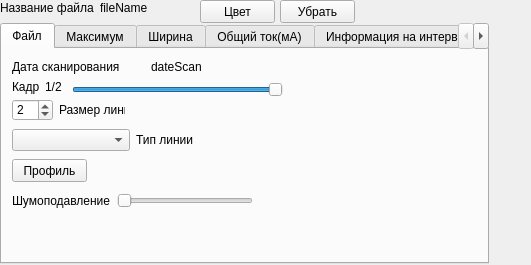
Qt form profileinfoblock.ui (Tima45/ProfileMultyDraw) before a commit.
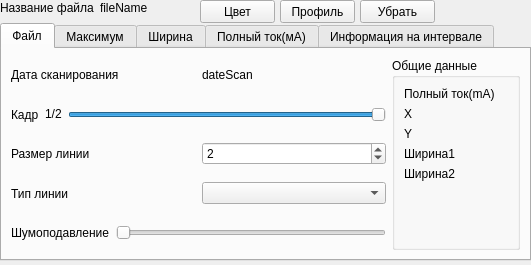
The same form after that commit.

Commit message: 2.4.1 Добавил панель общих данных в UI. Ошибки при чтении. Фиксы.

The edit to the form file:
```diff
--- a/profileinfoblock.ui
+++ b/profileinfoblock.ui
@@ -40,8 +40,8 @@
     <rect>
      <x>0</x>
      <y>23</y>
-     <width>489</width>
-     <height>241</height>
+     <width>531</width>
+     <height>238</height>
     </rect>
    </property>
    <property name="sizePolicy">
@@ -60,194 +60,377 @@
     <attribute name="title">
      <string>Файл</string>
     </attribute>
-    <widget class="QWidget" name="layoutWidget">
-     <property name="geometry">
-      <rect>
-       <x>10</x>
-       <y>30</y>
-       <width>50</width>
-       <height>16</height>
-      </rect>
-     </property>
-     <layout class="QHBoxLayout" name="horizontalLayout">
-      <item>
-       <widget class="QLabel" name="label">
-        <property name="sizePolicy">
-         <sizepolicy hsizetype="Minimum" vsizetype="Maximum">
-          <horstretch>0</horstretch>
-          <verstretch>0</verstretch>
-         </sizepolicy>
-        </property>
-        <property name="text">
-         <string>Кадр</string>
-        </property>
-       </widget>
-      </item>
-      <item>
-       <widget class="QLabel" name="frameNumberLabel">
-        <property name="sizePolicy">
-         <sizepolicy hsizetype="Minimum" vsizetype="Maximum">
-          <horstretch>0</horstretch>
-          <verstretch>0</verstretch>
-         </sizepolicy>
-        </property>
-        <property name="text">
-         <string>1/2</string>
-        </property>
-       </widget>
-      </item>
-     </layout>
-    </widget>
-    <widget class="QSlider" name="frameSlider">
-     <property name="geometry">
-      <rect>
-       <x>70</x>
-       <y>30</y>
-       <width>211</width>
-       <height>22</height>
-      </rect>
-     </property>
-     <property name="toolTip">
-      <string>&lt;html&gt;&lt;head/&gt;&lt;body&gt;&lt;p&gt;Переключение между кадрами.&lt;/p&gt;&lt;/body&gt;&lt;/html&gt;</string>
-     </property>
-     <property name="maximum">
-      <number>1</number>
-     </property>
-     <property name="value">
-      <number>1</number>
-     </property>
-     <property name="orientation">
-      <enum>Qt::Horizontal</enum>
-     </property>
-    </widget>
-    <widget class="QWidget" name="layoutWidget">
-     <property name="geometry">
-      <rect>
-       <x>10</x>
-       <y>10</y>
-       <width>271</width>
-       <height>16</height>
-      </rect>
-     </property>
-     <layout class="QHBoxLayout" name="horizontalLayout_3">
-      <item>
-       <widget class="QLabel" name="label_3">
-        <property name="text">
-         <string>Дата сканирования</string>
-        </property>
-       </widget>
-      </item>
-      <item>
-       <widget class="QLabel" name="scanDateLabel">
-        <property name="text">
-         <string>dateScan</string>
-        </property>
-        <property name="textInteractionFlags">
-         <set>Qt::LinksAccessibleByMouse|Qt::TextSelectableByKeyboard|Qt::TextSelectableByMouse</set>
-        </property>
-       </widget>
-      </item>
-     </layout>
-    </widget>
-    <widget class="QPushButton" name="pushButton_2">
-     <property name="geometry">
-      <rect>
-       <x>10</x>
-       <y>110</y>
-       <width>75</width>
-       <height>23</height>
-      </rect>
-     </property>
-     <property name="toolTip">
-      <string>&lt;html&gt;&lt;head/&gt;&lt;body&gt;&lt;p&gt;Оторбажение профиля пучка.&lt;br/&gt;В качестве профиля берется простое переможение значений тока с двух ножек, с учетом их геометрии движения.&lt;/p&gt;&lt;/body&gt;&lt;/html&gt;</string>
-     </property>
-     <property name="text">
-      <string>Профиль</string>
-     </property>
-    </widget>
-    <widget class="QWidget" name="layoutWidget">
-     <property name="geometry">
-      <rect>
-       <x>10</x>
-       <y>50</y>
-       <width>113</width>
-       <height>22</height>
-      </rect>
-     </property>
-     <layout class="QHBoxLayout" name="horizontalLayout_20">
-      <item>
-       <widget class="QSpinBox" name="sizeBox">
-        <property name="minimum">
-         <number>1</number>
-        </property>
-        <property name="value">
-         <number>2</number>
-        </property>
-       </widget>
-      </item>
-      <item>
-       <widget class="QLabel" name="label_26">
-        <property name="text">
-         <string>Размер линии</string>
-        </property>
-       </widget>
-      </item>
-     </layout>
-    </widget>
-    <widget class="QWidget" name="layoutWidget">
-     <property name="geometry">
-      <rect>
-       <x>10</x>
-       <y>80</y>
-       <width>241</width>
-       <height>22</height>
-      </rect>
-     </property>
-     <layout class="QHBoxLayout" name="horizontalLayout_21">
-      <item>
-       <widget class="QComboBox" name="lineTypeBox"/>
-      </item>
-      <item>
-       <widget class="QLabel" name="label_27">
-        <property name="text">
-         <string>Тип линии</string>
-        </property>
-       </widget>
-      </item>
-     </layout>
-    </widget>
-    <widget class="QWidget" name="layoutWidget">
-     <property name="geometry">
-      <rect>
-       <x>10</x>
-       <y>140</y>
-       <width>241</width>
-       <height>24</height>
-      </rect>
-     </property>
-     <layout class="QHBoxLayout" name="horizontalLayout_25">
-      <item>
-       <widget class="QLabel" name="label_28">
-        <property name="text">
-         <string>Шумоподавление</string>
-        </property>
-       </widget>
-      </item>
-      <item>
-       <widget class="QSlider" name="noiseReductionSlider">
-        <property name="toolTip">
-         <string>&lt;html&gt;&lt;head/&gt;&lt;body&gt;&lt;p&gt;Процент шума в сигнале.&lt;/p&gt;&lt;/body&gt;&lt;/html&gt;</string>
-        </property>
-        <property name="maximum">
-         <number>10000</number>
-        </property>
-        <property name="orientation">
-         <enum>Qt::Horizontal</enum>
-        </property>
-       </widget>
-      </item>
-     </layout>
-    </widget>
+    <layout class="QGridLayout" name="gridLayout_4">
+     <item row="1" column="1">
+      <widget class="QSlider" name="frameSlider">
+       <property name="toolTip">
+        <string>&lt;html&gt;&lt;head/&gt;&lt;body&gt;&lt;p&gt;Переключение между кадрами.&lt;/p&gt;&lt;/body&gt;&lt;/html&gt;</string>
+       </property>
+       <property name="maximum">
+        <number>1</number>
+       </property>
+       <property name="value">
+        <number>1</number>
+       </property>
+       <property name="orientation">
+        <enum>Qt::Horizontal</enum>
+       </property>
+      </widget>
+     </item>
+     <item row="2" column="0" colspan="2">
+      <layout class="QHBoxLayout" name="horizontalLayout_20">
+       <item>
+        <widget class="QLabel" name="label_26">
+         <property name="sizePolicy">
+          <sizepolicy hsizetype="Preferred" vsizetype="Expanding">
+           <horstretch>0</horstretch>
+           <verstretch>0</verstretch>
+          </sizepolicy>
+         </property>
+         <property name="text">
+          <string>Размер линии</string>
+         </property>
+        </widget>
+       </item>
+       <item>
+        <widget class="QSpinBox" name="sizeBox">
+         <property name="minimum">
+          <number>1</number>
+         </property>
+         <property name="value">
+          <number>2</number>
+         </property>
+        </widget>
+       </item>
+      </layout>
+     </item>
+     <item row="3" column="0" colspan="2">
+      <layout class="QHBoxLayout" name="horizontalLayout_21">
+       <item>
+        <widget class="QLabel" name="label_27">
+         <property name="sizePolicy">
+          <sizepolicy hsizetype="Preferred" vsizetype="Expanding">
+           <horstretch>0</horstretch>
+           <verstretch>0</verstretch>
+          </sizepolicy>
+         </property>
+         <property name="text">
+          <string>Тип линии</string>
+         </property>
+        </widget>
+       </item>
+       <item>
+        <widget class="QComboBox" name="lineTypeBox">
+         <property name="sizePolicy">
+          <sizepolicy hsizetype="Preferred" vsizetype="Fixed">
+           <horstretch>0</horstretch>
+           <verstretch>0</verstretch>
+          </sizepolicy>
+         </property>
+         <property name="minimumSize">
+          <size>
+           <width>0</width>
+           <height>0</height>
+          </size>
+         </property>
+         <property name="maximumSize">
+          <size>
+           <width>16777215</width>
+           <height>16777215</height>
+          </size>
+         </property>
+         <property name="toolTip">
+          <string>Сплошная              
+Штриховая          
+Пунктирная                  
+Штрихпунктирная           
+Штрихпунктирная с двумя точками</string>
+         </property>
+        </widget>
+       </item>
+      </layout>
+     </item>
+     <item row="1" column="0">
+      <layout class="QHBoxLayout" name="horizontalLayout">
+       <item>
+        <widget class="QLabel" name="label">
+         <property name="sizePolicy">
+          <sizepolicy hsizetype="Minimum" vsizetype="Expanding">
+           <horstretch>0</horstretch>
+           <verstretch>0</verstretch>
+          </sizepolicy>
+         </property>
+         <property name="text">
+          <string>Кадр</string>
+         </property>
+        </widget>
+       </item>
+       <item>
+        <widget class="QLabel" name="frameNumberLabel">
+         <property name="sizePolicy">
+          <sizepolicy hsizetype="Minimum" vsizetype="Maximum">
+           <horstretch>0</horstretch>
+           <verstretch>0</verstretch>
+          </sizepolicy>
+         </property>
+         <property name="text">
+          <string>1/2</string>
+         </property>
+        </widget>
+       </item>
+      </layout>
+     </item>
+     <item row="4" column="0" colspan="2">
+      <layout class="QHBoxLayout" name="horizontalLayout_25">
+       <item>
+        <widget class="QLabel" name="label_28">
+         <property name="sizePolicy">
+          <sizepolicy hsizetype="Preferred" vsizetype="Expanding">
+           <horstretch>0</horstretch>
+           <verstretch>0</verstretch>
+          </sizepolicy>
+         </property>
+         <property name="toolTip">
+          <string>&lt;html&gt;&lt;head/&gt;&lt;body&gt;&lt;p&gt;Процент шума в сигнале.&lt;/p&gt;&lt;/body&gt;&lt;/html&gt;</string>
+         </property>
+         <property name="text">
+          <string>Шумоподавление</string>
+         </property>
+        </widget>
+       </item>
+       <item>
+        <widget class="QSlider" name="noiseReductionSlider">
+         <property name="toolTip">
+          <string>&lt;html&gt;&lt;head/&gt;&lt;body&gt;&lt;p&gt;Процент шума в сигнале.&lt;/p&gt;&lt;/body&gt;&lt;/html&gt;</string>
+         </property>
+         <property name="maximum">
+          <number>10000</number>
+         </property>
+         <property name="orientation">
+          <enum>Qt::Horizontal</enum>
+         </property>
+        </widget>
+       </item>
+      </layout>
+     </item>
+     <item row="0" column="2" rowspan="5">
+      <widget class="QGroupBox" name="groupBox_2">
+       <property name="sizePolicy">
+        <sizepolicy hsizetype="Preferred" vsizetype="Preferred">
+         <horstretch>0</horstretch>
+         <verstretch>0</verstretch>
+        </sizepolicy>
+       </property>
+       <property name="title">
+        <string>Общие данные</string>
+       </property>
+       <layout class="QGridLayout" name="gridLayout_5">
+        <item row="0" column="0">
+         <layout class="QHBoxLayout" name="horizontalLayout_30">
+          <item>
+           <widget class="QLabel" name="label_31">
+            <property name="toolTip">
+             <string>Средний ток по двум ножкам на все интервале.
+(mA)</string>
+            </property>
+            <property name="text">
+             <string>Полный ток(mA)</string>
+            </property>
+           </widget>
+          </item>
+          <item>
+           <widget class="QLabel" name="commonCurrentLabel">
+            <property name="font">
+             <font>
+              <weight>75</weight>
+              <bold>true</bold>
+             </font>
+            </property>
+            <property name="toolTip">
+             <string>Средний ток по двум ножкам на все интервале.
+(mA)</string>
+            </property>
+            <property name="text">
+             <string/>
+            </property>
+            <property name="textInteractionFlags">
+             <set>Qt::LinksAccessibleByMouse|Qt::TextSelectableByMouse</set>
+            </property>
+           </widget>
+          </item>
+         </layout>
+        </item>
+        <item row="1" column="0">
+         <layout class="QHBoxLayout" name="horizontalLayout_31">
+          <item>
+           <widget class="QLabel" name="label_32">
+            <property name="toolTip">
+             <string>Положение максимума.
+(mm)</string>
+            </property>
+            <property name="text">
+             <string>Х</string>
+            </property>
+           </widget>
+          </item>
+          <item>
+           <widget class="QLabel" name="commonXLabel">
+            <property name="font">
+             <font>
+              <weight>75</weight>
+              <bold>true</bold>
+             </font>
+            </property>
+            <property name="toolTip">
+             <string>Положение максимума.
+(mm)</string>
+            </property>
+            <property name="text">
+             <string/>
+            </property>
+            <property name="textInteractionFlags">
+             <set>Qt::LinksAccessibleByMouse|Qt::TextSelectableByMouse</set>
+            </property>
+           </widget>
+          </item>
+         </layout>
+        </item>
+        <item row="4" column="0">
+         <layout class="QHBoxLayout" name="horizontalLayout_34">
+          <item>
+           <widget class="QLabel" name="label_35">
+            <property name="toolTip">
+             <string>Ширина на второй ножке.
+(mm)</string>
+            </property>
+            <property name="text">
+             <string>Ширина2</string>
+            </property>
+           </widget>
+          </item>
+          <item>
+           <widget class="QLabel" name="commonWidth2Label">
+            <property name="toolTip">
+             <string>Ширина на второй ножке.
+(mm)</string>
+            </property>
+            <property name="text">
+             <string/>
+            </property>
+            <property name="textInteractionFlags">
+             <set>Qt::LinksAccessibleByMouse|Qt::TextSelectableByMouse</set>
+            </property>
+           </widget>
+          </item>
+         </layout>
+        </item>
+        <item row="3" column="0">
+         <layout class="QHBoxLayout" name="horizontalLayout_33">
+          <item>
+           <widget class="QLabel" name="label_34">
+            <property name="toolTip">
+             <string>Ширина на первой ножке.
+(mm)</string>
+            </property>
+            <property name="text">
+             <string>Ширина1</string>
+            </property>
+           </widget>
+          </item>
+          <item>
+           <widget class="QLabel" name="commonWidth1Label">
+            <property name="toolTip">
+             <string>Ширина на первой ножке.
+(mm)</string>
+            </property>
+            <property name="text">
+             <string/>
+            </property>
+            <property name="textInteractionFlags">
+             <set>Qt::LinksAccessibleByMouse|Qt::TextSelectableByMouse</set>
+            </property>
+           </widget>
+          </item>
+         </layout>
+        </item>
+        <item row="2" column="0">
+         <layout class="QHBoxLayout" name="horizontalLayout_32">
+          <item>
+           <widget class="QLabel" name="label_33">
+            <property name="toolTip">
+             <string>Положение максимума.</string>
+            </property>
+            <property name="text">
+             <string>Y</string>
+            </property>
+           </widget>
+          </item>
+          <item>
+           <widget class="QLabel" name="commonYLabel">
+            <property name="font">
+             <font>
+              <weight>75</weight>
+              <bold>true</bold>
+             </font>
+            </property>
+            <property name="toolTip">
+             <string>Положение максимума.
+(mm)</string>
+            </property>
+            <property name="text">
+             <string/>
+            </property>
+            <property name="textInteractionFlags">
+             <set>Qt::LinksAccessibleByMouse|Qt::TextSelectableByMouse</set>
+            </property>
+           </widget>
+          </item>
+         </layout>
+        </item>
+        <item row="5" column="0">
+         <spacer name="verticalSpacer">
+          <property name="orientation">
+           <enum>Qt::Vertical</enum>
+          </property>
+          <property name="sizeHint" stdset="0">
+           <size>
+            <width>20</width>
+            <height>40</height>
+           </size>
+          </property>
+         </spacer>
+        </item>
+       </layout>
+      </widget>
+     </item>
+     <item row="0" column="0" colspan="2">
+      <layout class="QHBoxLayout" name="horizontalLayout_3">
+       <item>
+        <widget class="QLabel" name="label_3">
+         <property name="sizePolicy">
+          <sizepolicy hsizetype="Preferred" vsizetype="Expanding">
+           <horstretch>0</horstretch>
+           <verstretch>0</verstretch>
+          </sizepolicy>
+         </property>
+         <property name="text">
+          <string>Дата сканирования</string>
+         </property>
+        </widget>
+       </item>
+       <item>
+        <widget class="QLabel" name="scanDateLabel">
+         <property name="text">
+          <string>dateScan</string>
+         </property>
+         <property name="textInteractionFlags">
+          <set>Qt::LinksAccessibleByMouse|Qt::TextSelectableByKeyboard|Qt::TextSelectableByMouse</set>
+         </property>
+        </widget>
+       </item>
+      </layout>
+     </item>
+    </layout>
    </widget>
    <widget class="QWidget" name="tab_2">
     <attribute name="title">
@@ -589,7 +772,7 @@
    </widget>
    <widget class="QWidget" name="tab_4">
     <attribute name="title">
-     <string>Общий ток(мА)</string>
+     <string>Полный ток(мА)</string>
     </attribute>
     <widget class="QWidget" name="layoutWidget">
      <property name="geometry">
@@ -1036,7 +1219,7 @@
   <widget class="QPushButton" name="closeButton">
    <property name="geometry">
     <rect>
-     <x>280</x>
+     <x>360</x>
      <y>0</y>
      <width>75</width>
      <height>23</height>
@@ -1078,12 +1261,28 @@
     <enum>Qt::Horizontal</enum>
    </property>
   </widget>
-  <widget class="QGroupBox" name="groupBox_5">
+  <widget class="QPushButton" name="pushButton_2">
    <property name="geometry">
     <rect>
-     <x>610</x>
-     <y>330</y>
-     <width>224</width>
+     <x>280</x>
+     <y>0</y>
+     <width>75</width>
+     <height>23</height>
+    </rect>
+   </property>
+   <property name="toolTip">
+    <string>&lt;html&gt;&lt;head/&gt;&lt;body&gt;&lt;p&gt;Оторбажение профиля пучка.&lt;br/&gt;В качестве профиля берется простое переможение значений тока с двух ножек, с учетом их геометрии движения.&lt;/p&gt;&lt;/body&gt;&lt;/html&gt;</string>
+   </property>
+   <property name="text">
+    <string>Профиль</string>
+   </property>
+  </widget>
+  <widget class="QGroupBox" name="groupBox_7">
+   <property name="geometry">
+    <rect>
+     <x>600</x>
+     <y>110</y>
+     <width>246</width>
      <height>69</height>
     </rect>
    </property>
```
Left out of the diff: 244 changed lines with no effect on the pictures. The commit also changes 6 other files.
